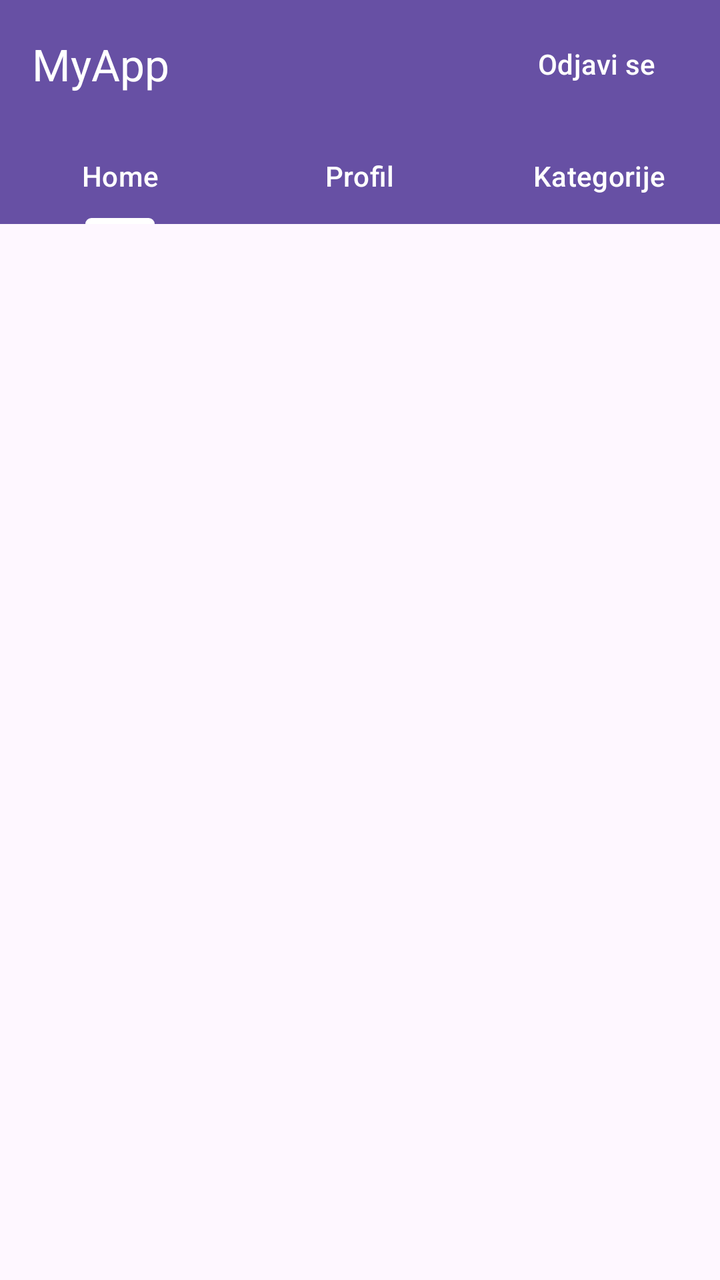
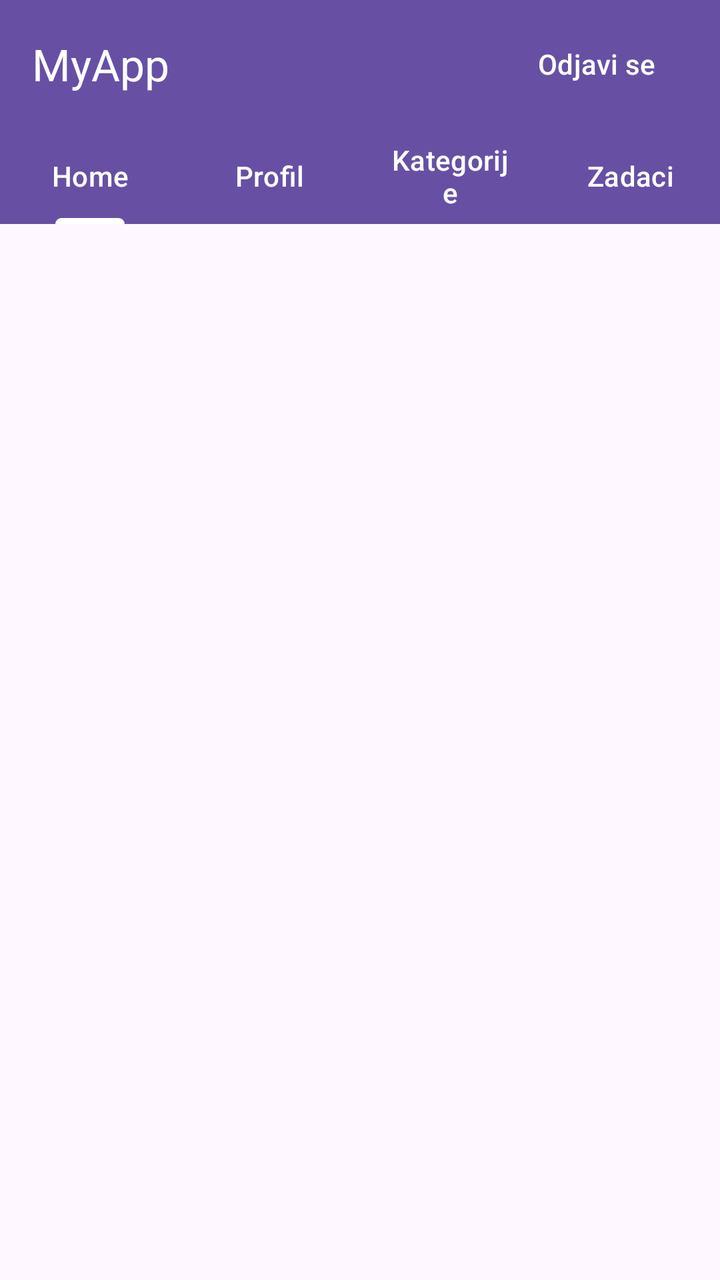

Compare the two renders of this Android layout. The source of the first and the diff that turns it into the second are given below.
<!-- AndroidManifest.xml: application theme Theme.Myapp -->
<!-- res/layout/activity_main.xml -->
<?xml version="1.0" encoding="utf-8"?>
<androidx.constraintlayout.widget.ConstraintLayout xmlns:android="http://schemas.android.com/apk/res/android"
    xmlns:app="http://schemas.android.com/apk/res-auto"
    xmlns:tools="http://schemas.android.com/tools"
    android:id="@+id/main"
    android:layout_width="match_parent"
    android:layout_height="match_parent"
    tools:context=".presentation.activities.MainActivity">

    <com.google.android.material.appbar.AppBarLayout
        android:id="@+id/appBarLayout"
        android:layout_width="match_parent"
        android:layout_height="wrap_content"
        app:layout_constraintTop_toTopOf="parent"
        app:layout_constraintStart_toStartOf="parent"
        app:layout_constraintEnd_toEndOf="parent">

        <com.google.android.material.appbar.MaterialToolbar
            android:id="@+id/toolbar"
            android:layout_width="match_parent"
            android:layout_height="?attr/actionBarSize"
            android:background="?attr/colorPrimary"
            app:title="MyApp"
            app:titleTextColor="@android:color/white">

            <Button
                android:id="@+id/logoutButton"
                android:layout_width="wrap_content"
                android:layout_height="wrap_content"
                android:text="Odjavi se"
                android:onClick="logout"
                android:layout_gravity="end"
                android:layout_marginEnd="8dp"
                style="?attr/materialButtonOutlinedStyle"
                app:strokeColor="@android:color/white"
                android:textColor="@android:color/white" />

        </com.google.android.material.appbar.MaterialToolbar>

        <com.google.android.material.tabs.TabLayout
            android:id="@+id/tabLayout"
            android:layout_width="match_parent"
            android:layout_height="wrap_content"
            android:background="?attr/colorPrimary"
            app:tabTextColor="@android:color/white"
            app:tabSelectedTextColor="@android:color/white"
            app:tabIndicatorColor="@android:color/white">

            <com.google.android.material.tabs.TabItem
                android:layout_width="wrap_content"
                android:layout_height="wrap_content"
                android:text="Home" />

            <com.google.android.material.tabs.TabItem
                android:layout_width="wrap_content"
                android:layout_height="wrap_content"
                android:text="Profil" />

            <com.google.android.material.tabs.TabItem
                android:layout_width="wrap_content"
                android:layout_height="wrap_content"
                android:text="Kategorije" />

        </com.google.android.material.tabs.TabLayout>

    </com.google.android.material.appbar.AppBarLayout>

    
    <androidx.fragment.app.FragmentContainerView
        android:id="@+id/fragmentContainer"
        android:layout_width="0dp"
        android:layout_height="0dp"
        app:layout_constraintTop_toBottomOf="@id/appBarLayout"
        app:layout_constraintBottom_toBottomOf="parent"
        app:layout_constraintStart_toStartOf="parent"
        app:layout_constraintEnd_toEndOf="parent" />

</androidx.constraintlayout.widget.ConstraintLayout>
<!-- resources referenced by this layout -->
<resources>
  <style name="Theme.Myapp" parent="Base.Theme.Myapp" />
  <style name="Base.Theme.Myapp" parent="Theme.Material3.DayNight.NoActionBar">
          
          
      </style>
</resources>

<!-- the commit's change to res/layout/activity_main.xml (unified diff, before → after) -->
@@ -61,6 +61,12 @@
                 android:layout_height="wrap_content"
                 android:text="Kategorije" />
 
+            <com.google.android.material.tabs.TabItem
+                android:layout_width="wrap_content"
+                android:layout_height="wrap_content"
+                android:text="Zadaci" />
+
+
         </com.google.android.material.tabs.TabLayout>
 
     </com.google.android.material.appbar.AppBarLayout>
